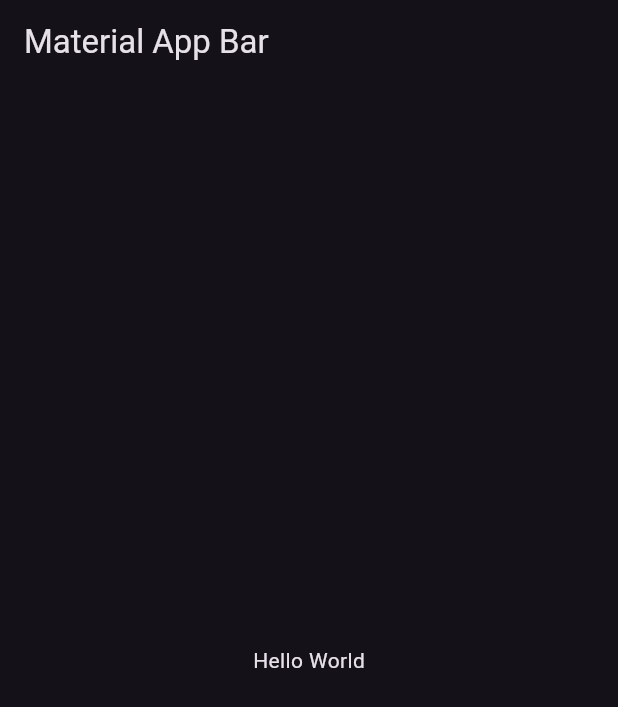
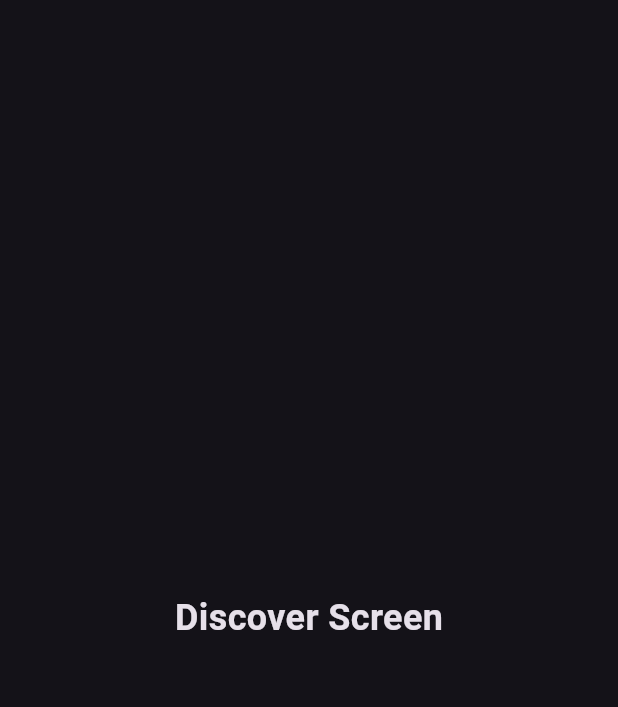
Before and after one commit to JPosda14/Toktik, a Flutter app: the screen it shows after launch, on a phone screen of 412 x 824 dp. Shown: the top 707 px of the screen. Run offline on Flutter 3.47's test engine with Material 3 defaults, Android fonts, the phone set to English and light mode, and no system bars.

Commit message:
second commit

```diff
--- a/lib/domain/entities/video_post.dart
+++ b/lib/domain/entities/video_post.dart
@@ -9,6 +9,6 @@ class VideoPost {
     required this.caption,
     required this.videoUrl,
     this.likes = 0,
-    this.views = 0
+    this.views = 0,
     });
 }
--- a/lib/main.dart
+++ b/lib/main.dart
@@ -1,5 +1,8 @@
 import 'package:flutter/material.dart';
+import 'package:provider/provider.dart';
 import 'package:toktik/config/theme/app_theme.dart';
+import 'package:toktik/presentation/providers/discover_provider.dart';
+import 'package:toktik/presentation/screens/discover/discover_screen.dart';
 
 void main() => runApp(const MyApp());
 
@@ -8,17 +11,17 @@ class MyApp extends StatelessWidget {
 
   @override
   Widget build(BuildContext context) {
-    return MaterialApp(
-      title: 'TokTik',
-      debugShowCheckedModeBanner: false,
-      theme: AppTheme().getTheme(),
-      home: Scaffold(
-        appBar: AppBar(
-          title: const Text('Material App Bar'),
+    return MultiProvider(
+      providers: [
+        ChangeNotifierProvider(
+          create: (_) => DiscoverProvider(),
         ),
-        body: const Center(
-          child: Text('Hello World'),
-        ),
+      ],
+      child: MaterialApp(
+        title: 'TokTik',
+        debugShowCheckedModeBanner: false,
+        theme: AppTheme().getTheme(),
+        home:const DiscoverScreen()
       ),
     );
   }
--- /dev/null
+++ b/lib/presentation/providers/discover_provider.dart
@@ -0,0 +1,15 @@
+import 'package:flutter/material.dart';
+import 'package:toktik/domain/entities/video_post.dart';
+
+class DiscoverProvider extends ChangeNotifier {
+
+  bool initialLoading = true;
+  List<VideoPost> videos = [];
+
+  Future <void> loadNextPage () async {
+    //todo : cargar los videos
+
+    notifyListeners();
+  }
+
+}
--- /dev/null
+++ b/lib/presentation/screens/discover/discover_screen.dart
@@ -0,0 +1,17 @@
+import 'package:flutter/material.dart';
+
+class DiscoverScreen extends StatelessWidget {
+  const DiscoverScreen({super.key});
+
+  @override
+  Widget build(BuildContext context) {
+    return const Scaffold(
+      body: Center(
+        child: Text(
+          'Discover Screen',
+          style: TextStyle(fontSize: 24, fontWeight: FontWeight.bold),
+        ),
+      ),
+    );
+  }
+}
```
Also changed, not shown: lib/infraestructure/models/local_video_model.dart (added, +31 -0 lines), pubspec.yaml (+30 -37 lines), pubspec.lock.
